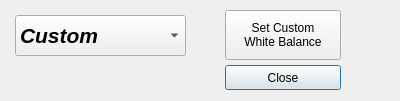
Old version of the form src/whitebalancedialog.ui in the repository krontech/chronos-cam-app.
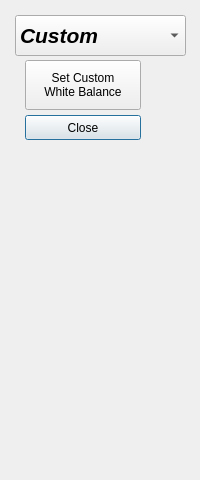
New version of the form.

Commit message: Show the white balance dialog after its button is clicked

```diff
--- a/src/whitebalancedialog.ui
+++ b/src/whitebalancedialog.ui
@@ -6,8 +6,8 @@
    <rect>
     <x>0</x>
     <y>0</y>
-    <width>400</width>
-    <height>101</height>
+    <width>200</width>
+    <height>480</height>
    </rect>
   </property>
   <property name="windowTitle">
@@ -16,8 +16,8 @@
   <widget class="QPushButton" name="cmdClose">
    <property name="geometry">
     <rect>
-     <x>225</x>
-     <y>65</y>
+     <x>25</x>
+     <y>115</y>
      <width>116</width>
      <height>25</height>
     </rect>
@@ -29,8 +29,8 @@
   <widget class="QPushButton" name="pushButton">
    <property name="geometry">
     <rect>
-     <x>225</x>
-     <y>10</y>
+     <x>25</x>
+     <y>60</y>
      <width>116</width>
      <height>50</height>
     </rect>
```
The commit also changes 3 other files.
